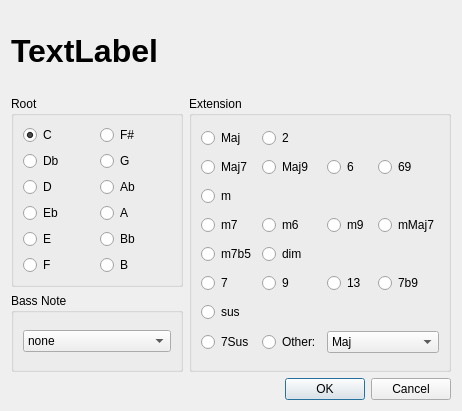
First picture: the form in mscore/mscore/chordedit.ui, repository musescore/musescore-old, before the edit.
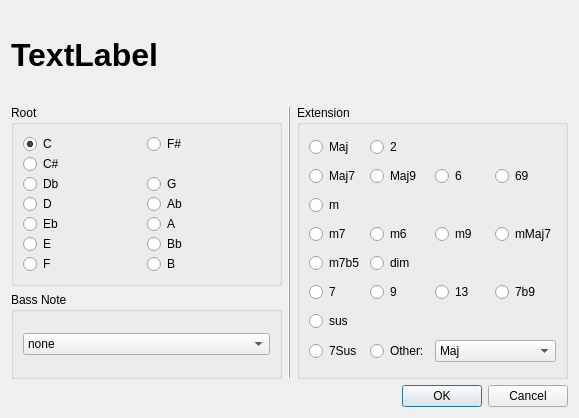
Second picture: the form after the edit.

Diff of the .ui file:
```diff
--- a/mscore/mscore/chordedit.ui
+++ b/mscore/mscore/chordedit.ui
@@ -5,8 +5,8 @@
    <rect>
     <x>0</x>
     <y>0</y>
-    <width>462</width>
-    <height>411</height>
+    <width>579</width>
+    <height>418</height>
    </rect>
   </property>
   <property name="windowTitle" >
@@ -32,7 +32,16 @@
      <property name="title" >
       <string>Root</string>
      </property>
+     <property name="flat" >
+      <bool>true</bool>
+     </property>
      <layout class="QGridLayout" >
+      <property name="horizontalSpacing" >
+       <number>0</number>
+      </property>
+      <property name="verticalSpacing" >
+       <number>0</number>
+      </property>
       <item row="0" column="0" >
        <widget class="QRadioButton" name="rootC" >
         <property name="text" >
@@ -50,84 +59,94 @@
         </property>
        </widget>
       </item>
-      <item row="1" column="0" >
+      <item row="2" column="0" >
        <widget class="QRadioButton" name="rootDb" >
         <property name="text" >
          <string>Db</string>
         </property>
        </widget>
       </item>
-      <item row="1" column="1" >
+      <item row="2" column="1" >
        <widget class="QRadioButton" name="rootG" >
         <property name="text" >
          <string>G</string>
         </property>
        </widget>
       </item>
-      <item row="2" column="0" >
+      <item row="3" column="0" >
        <widget class="QRadioButton" name="rootD" >
         <property name="text" >
          <string>D</string>
         </property>
        </widget>
       </item>
-      <item row="2" column="1" >
+      <item row="3" column="1" >
        <widget class="QRadioButton" name="rootAb" >
         <property name="text" >
          <string>Ab</string>
         </property>
        </widget>
       </item>
-      <item row="3" column="0" >
+      <item row="4" column="0" >
        <widget class="QRadioButton" name="rootEb" >
         <property name="text" >
          <string>Eb</string>
         </property>
        </widget>
       </item>
-      <item row="3" column="1" >
+      <item row="4" column="1" >
        <widget class="QRadioButton" name="rootA" >
         <property name="text" >
          <string>A</string>
         </property>
        </widget>
       </item>
-      <item row="4" column="0" >
+      <item row="5" column="0" >
        <widget class="QRadioButton" name="rootE" >
         <property name="text" >
          <string>E</string>
         </property>
        </widget>
       </item>
-      <item row="4" column="1" >
+      <item row="5" column="1" >
        <widget class="QRadioButton" name="rootBb" >
         <property name="text" >
          <string>Bb</string>
         </property>
        </widget>
       </item>
-      <item row="5" column="0" >
+      <item row="6" column="0" >
        <widget class="QRadioButton" name="rootF" >
         <property name="text" >
          <string>F</string>
         </property>
        </widget>
       </item>
-      <item row="5" column="1" >
+      <item row="6" column="1" >
        <widget class="QRadioButton" name="rootB" >
         <property name="text" >
          <string>B</string>
         </property>
        </widget>
       </item>
+      <item row="1" column="0" >
+       <widget class="QRadioButton" name="rootCis" >
+        <property name="text" >
+         <string>C#</string>
+        </property>
+       </widget>
+      </item>
      </layout>
     </widget>
    </item>
-   <item rowspan="2" row="1" column="1" >
+   <item rowspan="2" row="1" column="2" >
     <widget class="QGroupBox" name="extension" >
      <property name="title" >
       <string>Extension</string>
      </property>
+     <property name="flat" >
+      <bool>true</bool>
+     </property>
      <layout class="QGridLayout" >
       <item row="0" column="0" >
        <widget class="QRadioButton" name="extMaj" >
@@ -951,6 +970,9 @@
      <property name="title" >
       <string>Bass Note</string>
      </property>
+     <property name="flat" >
+      <bool>true</bool>
+     </property>
      <layout class="QVBoxLayout" >
       <item>
        <widget class="QComboBox" name="bassNote" >
@@ -1024,7 +1046,7 @@
      </layout>
     </widget>
    </item>
-   <item row="3" column="0" colspan="2" >
+   <item row="3" column="0" colspan="3" >
     <widget class="QDialogButtonBox" name="buttonBox" >
      <property name="orientation" >
       <enum>Qt::Horizontal</enum>
@@ -1034,6 +1056,16 @@
      </property>
     </widget>
    </item>
+   <item rowspan="2" row="1" column="1" >
+    <widget class="QFrame" name="frame" >
+     <property name="frameShape" >
+      <enum>QFrame::VLine</enum>
+     </property>
+     <property name="frameShadow" >
+      <enum>QFrame::Raised</enum>
+     </property>
+    </widget>
+   </item>
   </layout>
  </widget>
  <resources/>
```
